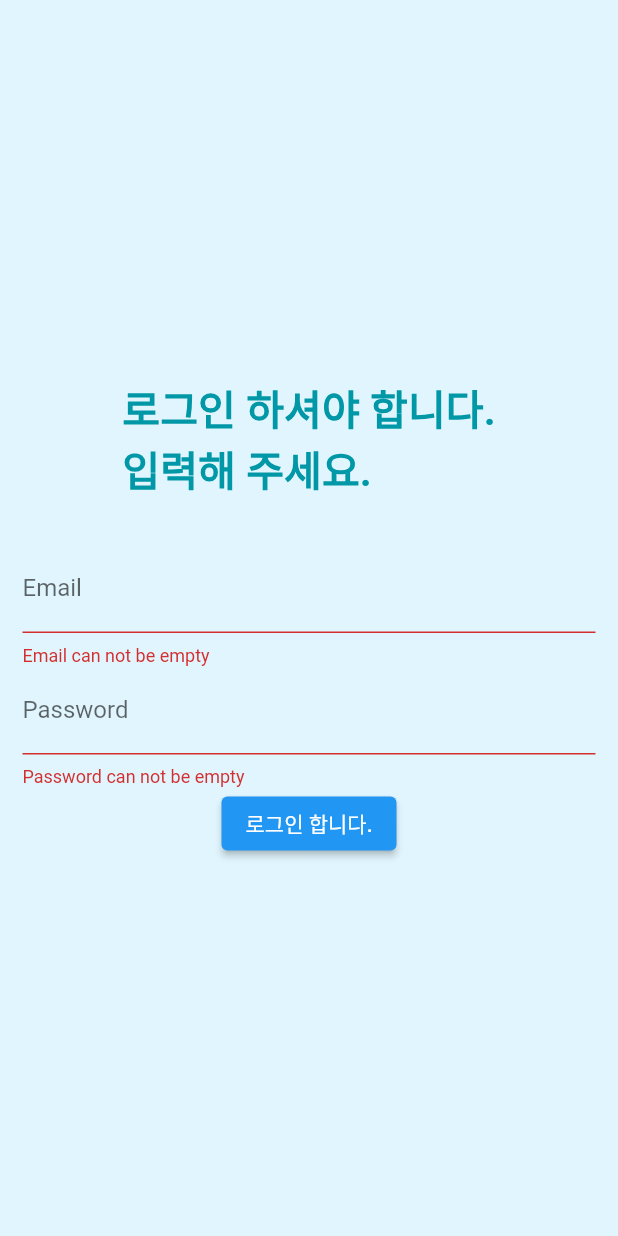
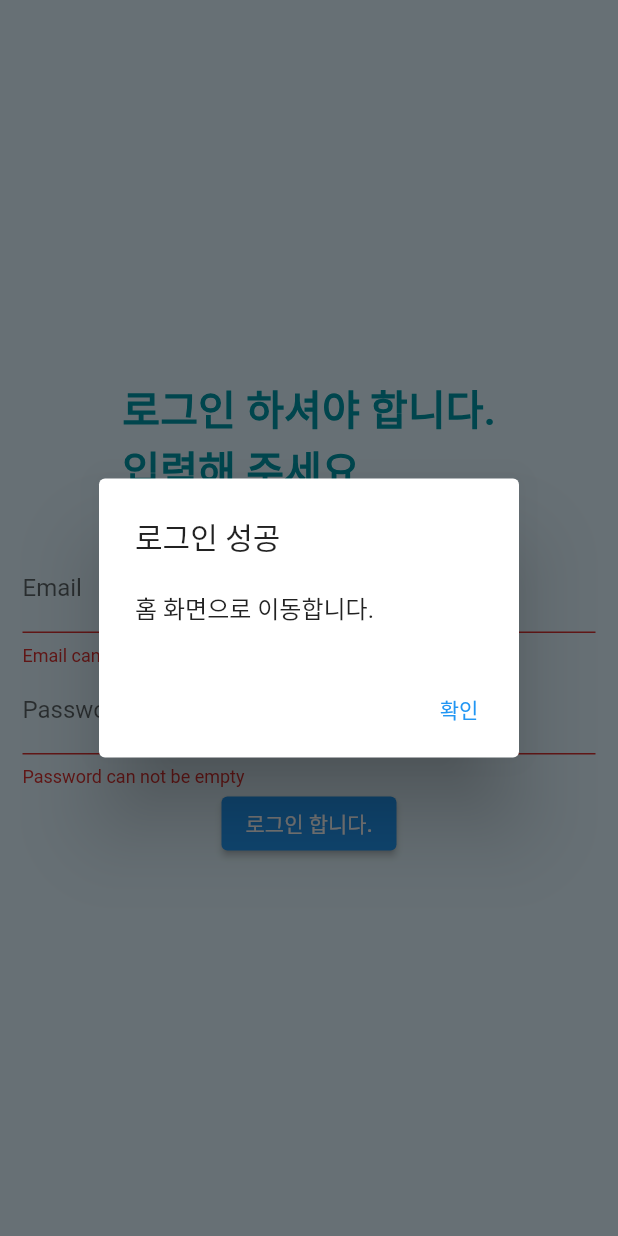
Before and after one commit to miz2121/hashtag_qna_flutter, a Flutter app: the LoginPage screen opened by its route, after a tap on "로그인 합니다.", on a phone screen of 412 x 824 dp. Run offline on Flutter 3.47's test engine with Material 2 defaults, Android fonts, the phone set to English and light mode, and no system bars; our stand-ins replace flutter_riverpod, logger, shared_preferences; accounts and stored records are empty; network calls fail.

Commit message:
로그인 기능 완료

```diff
--- a/lib/app/data/datasource/local_datasource.dart
+++ b/lib/app/data/datasource/local_datasource.dart
@@ -0,0 +1,24 @@
+import 'package:logger/logger.dart';
+import 'package:shared_preferences/shared_preferences.dart';
+
+var logger = Logger(
+  printer: PrettyPrinter(methodCount: 0),
+);
+
+class LocalDataSource {
+  String? _token;
+
+  String? get token => _token;
+
+  SharedPreferences? prefs;
+
+  void loadUser() async {
+    prefs = await SharedPreferences.getInstance();
+    _token = prefs?.getString('token');
+  }
+
+  void clearPref() {
+    prefs?.clear();
+    _token = null;
+  }
+}
--- a/lib/app/data/repository/home_repository.dart
+++ b/lib/app/data/repository/home_repository.dart
@@ -1,9 +1,13 @@
 import 'package:flutter_riverpod/flutter_riverpod.dart';
+import 'package:hashtag_qna_flutter/app/data/datasource/local_datasource.dart';
 import 'package:hashtag_qna_flutter/app/data/datasource/remote_datasource.dart';
 
 import '../model/home.dart';
 
 class HomeRepository {
+  final LocalDataSource _localDataSource = LocalDataSource();
+  LocalDataSource get localDataSource => _localDataSource;
+
   final RemoteDatasource _remoteDatasource = RemoteDatasource();
 
   Future<Map<String, dynamic>> getHomeQuestions() {
--- a/lib/app/data/repository/login_repository.dart
+++ b/lib/app/data/repository/login_repository.dart
@@ -1,10 +1,13 @@
+import 'package:hashtag_qna_flutter/app/data/datasource/local_datasource.dart';
 import 'package:hashtag_qna_flutter/app/data/datasource/remote_datasource.dart';
-import 'package:http/http.dart' as http;
 
 class LoginRepository {
+  final LocalDataSource _localDataSource = LocalDataSource();
+  LocalDataSource get localDataSource => _localDataSource;
+
   final RemoteDatasource _remoteDatasource = RemoteDatasource();
 
-  Future<http.Response> postRequestLogin(String email, String password) {
+  Future<Map<String, String>> postRequestLogin(String email, String password) {
     return _remoteDatasource.postRequestLogin(email, password);
   }
 }
--- a/lib/app/ui/home/home_viewmodel.dart
+++ b/lib/app/ui/home/home_viewmodel.dart
@@ -10,6 +10,5 @@ class HomeViewModel extends StateNotifier<HomeRepository>{
   HomeViewModel(super.state);
 
   final HomeRepository _homeRepository = HomeRepository();
-
   HomeRepository get homeRepository => _homeRepository;
 }
--- a/lib/app/ui/login/login_page.dart
+++ b/lib/app/ui/login/login_page.dart
@@ -1,8 +1,8 @@
 import 'package:flutter/material.dart';
 import 'package:flutter_riverpod/flutter_riverpod.dart';
 import 'package:hashtag_qna_flutter/app/ui/login/login_viewmodel.dart';
-import 'package:http/src/response.dart';
 import 'package:logger/logger.dart';
+import 'package:shared_preferences/shared_preferences.dart';
 
 var logger = Logger(
   printer: PrettyPrinter(methodCount: 0),
@@ -19,14 +19,19 @@ class _LoginPageState extends ConsumerState<LoginPage> {
   final formKey = GlobalKey<FormState>();
   String _email = '';
   String _password = '';
+  SharedPreferences? prefs;
+  String? token;
 
   void _postRequestLogin(LoginViewModel provider) async {
+    prefs = await SharedPreferences.getInstance();
     final form = formKey.currentState;
     if (form!.validate()) {
       form.save();
-      logger.d("Form is valid Email: $_email, password: $_password");
-
-      await provider.loginRepository.postRequestLogin(_email, _password);
+      Map<String, String> map =
+          await provider.loginRepository.postRequestLogin(_email, _password);
+      token = map['authorization']?.replaceAll("Bearer ", "");
+      // logger.d("token: $token");
+      prefs?.setString("token", token!);
     }
   }
 
@@ -69,7 +74,44 @@ class _LoginPageState extends ConsumerState<LoginPage> {
                     onSaved: (value) => _password = value!,
                   ),
                   ElevatedButton(
-                    onPressed: () => _postRequestLogin(provider),
+                    onPressed: () {
+                      _postRequestLogin(provider);
+                      provider.loginRepository.localDataSource.loadUser();
+                      if (provider.loginRepository.localDataSource.token == ' ') {
+                        showDialog(
+                            context: context,
+                            builder: (BuildContext context) {
+                              return AlertDialog(
+                                title: const Text("확인해 주세요."),
+                                content: const Text("로그인 정보가 정확하지 않습니다."),
+                                actions: [
+                                  TextButton(
+                                    onPressed: () =>
+                                        Navigator.of(context).pop(),
+                                    child: const Text("확인"),
+                                  )
+                                ],
+                              );
+                            });
+                      } else {
+                        showDialog(
+                            context: context,
+                            builder: (BuildContext context) {
+                              return AlertDialog(
+                                title: const Text("로그인 성공"),
+                                content: const Text("홈 화면으로 이동합니다."),
+                                actions: [
+                                  TextButton(
+                                    onPressed: () =>
+                                        Navigator.pushNamedAndRemoveUntil(
+                                            context, '/home', (route) => false),
+                                    child: const Text("확인"),
+                                  )
+                                ],
+                              );
+                            });
+                      }
+                    },
                     child: const Text('로그인 합니다.'),
                   ),
                 ],
```
Also changed, not shown: lib/app/data/datasource/remote_datasource.dart (+8 -13 lines), lib/app/ui/home/home_page.dart (+36 -24 lines).
